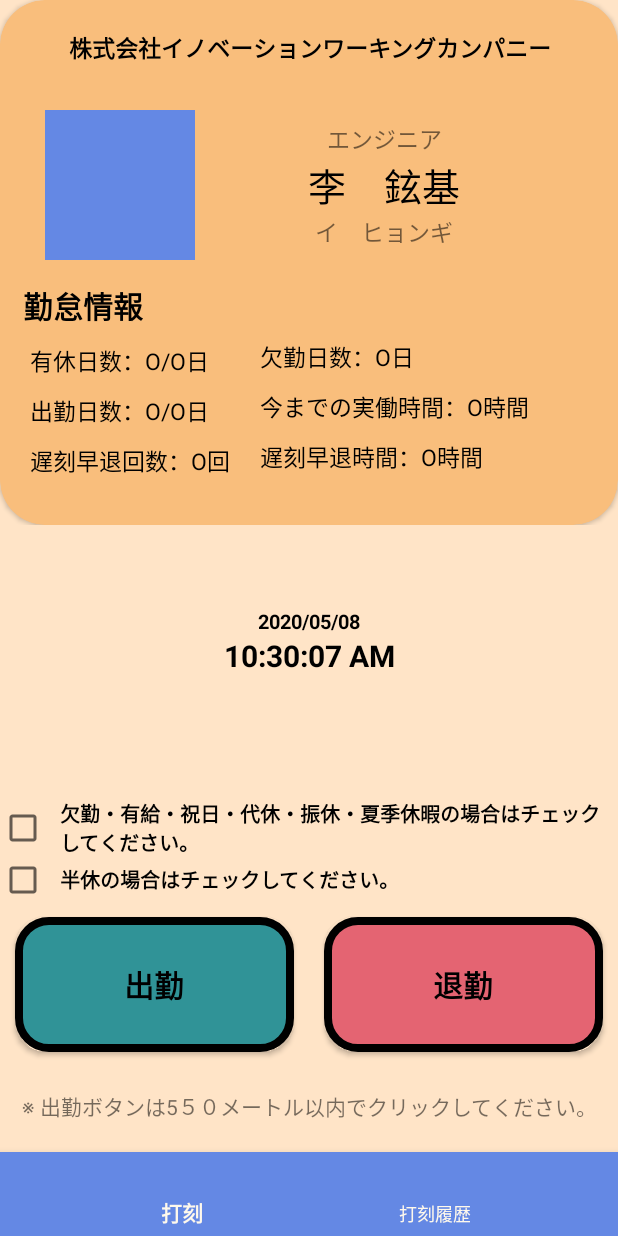
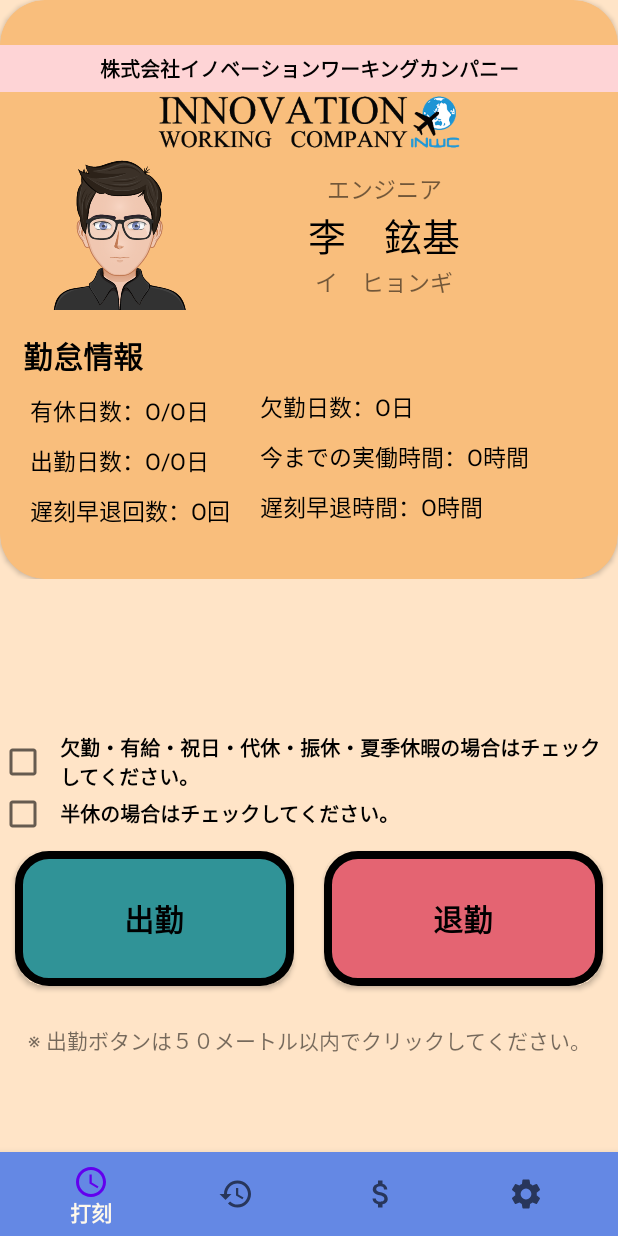
Before and after one commit to MikeHyungiLee/commuting_management_app_kotlin, an Android app: the screen it shows after launch (MainActivity), on a phone screen of 412 x 824 dp. Run offline under Robolectric (Android 15) with nearby library versions, the phone set to English and light mode, and no system bars; our stand-ins replace Firebase (no records; nobody signed in at launch, a user with empty details on screens opened directly), Room's generated code, navigation-ui.

Commit message:
[update] 打刻チェック画面のレイアウトを修正しました。

```diff
--- /dev/null
+++ b/app/src/main/res/drawable/ic_access_time_black.xml
@@ -0,0 +1,4 @@
+<vector android:height="40dp" android:viewportHeight="24.0"
+    android:viewportWidth="24.0" android:width="40dp" xmlns:android="http://schemas.android.com/apk/res/android">
+    <path android:fillColor="#FF000000" android:pathData="M11.99,2C6.47,2 2,6.48 2,12s4.47,10 9.99,10C17.52,22 22,17.52 22,12S17.52,2 11.99,2zM12,20c-4.42,0 -8,-3.58 -8,-8s3.58,-8 8,-8 8,3.58 8,8 -3.58,8 -8,8zM12.5,7H11v6l5.25,3.15 0.75,-1.23 -4.5,-2.67z"/>
+</vector>
--- /dev/null
+++ b/app/src/main/res/drawable/ic_attach_money_black.xml
@@ -0,0 +1,4 @@
+<vector android:height="40dp" android:viewportHeight="24.0"
+    android:viewportWidth="24.0" android:width="40dp" xmlns:android="http://schemas.android.com/apk/res/android">
+    <path android:fillColor="#FF000000" android:pathData="M11.8,10.9c-2.27,-0.59 -3,-1.2 -3,-2.15 0,-1.09 1.01,-1.85 2.7,-1.85 1.78,0 2.44,0.85 2.5,2.1h2.21c-0.07,-1.72 -1.12,-3.3 -3.21,-3.81V3h-3v2.16c-1.94,0.42 -3.5,1.68 -3.5,3.61 0,2.31 1.91,3.46 4.7,4.13 2.5,0.6 3,1.48 3,2.41 0,0.69 -0.49,1.79 -2.7,1.79 -2.06,0 -2.87,-0.92 -2.98,-2.1h-2.2c0.12,2.19 1.76,3.42 3.68,3.83V21h3v-2.15c1.95,-0.37 3.5,-1.5 3.5,-3.55 0,-2.84 -2.43,-3.81 -4.7,-4.4z"/>
+</vector>
--- /dev/null
+++ b/app/src/main/res/drawable/ic_history_black.xml
@@ -0,0 +1,4 @@
+<vector android:height="40dp" android:viewportHeight="24.0"
+    android:viewportWidth="24.0" android:width="40dp" xmlns:android="http://schemas.android.com/apk/res/android">
+    <path android:fillColor="#FF000000" android:pathData="M13,3c-4.97,0 -9,4.03 -9,9L1,12l3.89,3.89 0.07,0.14L9,12L6,12c0,-3.87 3.13,-7 7,-7s7,3.13 7,7 -3.13,7 -7,7c-1.93,0 -3.68,-0.79 -4.94,-2.06l-1.42,1.42C8.27,19.99 10.51,21 13,21c4.97,0 9,-4.03 9,-9s-4.03,-9 -9,-9zM12,8v5l4.28,2.54 0.72,-1.21 -3.5,-2.08L13.5,8L12,8z"/>
+</vector>
--- /dev/null
+++ b/app/src/main/res/drawable/ic_settings_black.xml
@@ -0,0 +1,4 @@
+<vector android:height="40dp" android:viewportHeight="24"
+    android:viewportWidth="24" android:width="40dp" xmlns:android="http://schemas.android.com/apk/res/android">
+    <path android:fillColor="#FF000000" android:pathData="M19.1,12.9a2.8,2.8 0,0 0,0.1 -0.9,2.8 2.8,0 0,0 -0.1,-0.9l2.1,-1.6a0.7,0.7 0,0 0,0.1 -0.6L19.4,5.5a0.7,0.7 0,0 0,-0.6 -0.2l-2.4,1a6.5,6.5 0,0 0,-1.6 -0.9l-0.4,-2.6a0.5,0.5 0,0 0,-0.5 -0.4H10.1a0.5,0.5 0,0 0,-0.5 0.4L9.3,5.4a5.6,5.6 0,0 0,-1.7 0.9l-2.4,-1a0.4,0.4 0,0 0,-0.5 0.2l-2,3.4c-0.1,0.2 0,0.4 0.2,0.6l2,1.6a2.8,2.8 0,0 0,-0.1 0.9,2.8 2.8,0 0,0 0.1,0.9L2.8,14.5a0.7,0.7 0,0 0,-0.1 0.6l1.9,3.4a0.7,0.7 0,0 0,0.6 0.2l2.4,-1a6.5,6.5 0,0 0,1.6 0.9l0.4,2.6a0.5,0.5 0,0 0,0.5 0.4h3.8a0.5,0.5 0,0 0,0.5 -0.4l0.3,-2.6a5.6,5.6 0,0 0,1.7 -0.9l2.4,1a0.4,0.4 0,0 0,0.5 -0.2l2,-3.4c0.1,-0.2 0,-0.4 -0.2,-0.6ZM12,15.6A3.6,3.6 0,1 1,15.6 12,3.6 3.6,0 0,1 12,15.6Z"/>
+</vector>
--- a/app/src/main/res/layout/commuting_time_registration_fragment.xml
+++ b/app/src/main/res/layout/commuting_time_registration_fragment.xml
@@ -34,23 +34,30 @@
                     android:layout_height="wrap_content"
                     android:text="株式会社イノベーションワーキングカンパニー"
                     android:textAlignment="center"
-                    android:layout_marginTop="20dp"
-                    android:textSize="15sp"
+                    android:layout_marginTop="30dp"
+                    android:background="@color/kPalePink"
+                    android:textSize="13sp"
+                    android:padding="5dp"
                     android:textStyle="bold"
                     android:textColor="@color/colorBlack"/>
+
+                    <ImageView
+                        android:layout_width="match_parent"
+                        android:layout_height="40dp"
+                        android:src="@drawable/company_logo"/>
 
                     <LinearLayout
                         android:layout_width="match_parent"
                         android:layout_height="wrap_content"
                         android:orientation="horizontal"
-                        android:layout_marginTop="30dp"
+                        android:layout_marginTop="5dp"
                         android:layout_marginLeft="30dp"
                         android:layout_marginRight="30dp">
 
                         <ImageView
                             android:layout_width="100dp"
                             android:layout_height="100dp"
-                            android:background="@color/kBlue"/>
+                            android:src="@drawable/avatar"/>
 
                         <LinearLayout
                             android:layout_width="match_parent"
@@ -180,29 +187,29 @@
             android:layout_height="wrap_content"
             android:layout_marginTop="15dp"
             android:layout_marginBottom="15dp"
-            android:layout_weight="6"
+            android:layout_weight="3"
             android:gravity="center"
             android:orientation="vertical">
 
-            <TextClock
-                android:id="@+id/textDate"
-                android:layout_width="match_parent"
-                android:layout_height="wrap_content"
-                android:textAlignment="center"
-                android:format12Hour="yyyy/MM/dd"
-                android:textColor="@color/colorBlack"
-                android:textSize="13sp"
-                android:textStyle="bold" />
+<!--            <TextClock-->
+<!--                android:id="@+id/textDate"-->
+<!--                android:layout_width="match_parent"-->
+<!--                android:layout_height="wrap_content"-->
+<!--                android:textAlignment="center"-->
+<!--                android:format12Hour="yyyy/MM/dd"-->
+<!--                android:textColor="@color/colorBlack"-->
+<!--                android:textSize="13sp"-->
+<!--                android:textStyle="bold" />-->
 
-            <TextClock
-                android:id="@+id/textClock"
-                android:layout_width="match_parent"
-                android:layout_height="wrap_content"
-                android:textAlignment="center"
-                android:format12Hour="hh:mm:ss a"
-                android:textColor="@color/colorBlack"
-                android:textSize="20sp"
-                android:textStyle="bold" />
+<!--            <TextClock-->
+<!--                android:id="@+id/textClock"-->
+<!--                android:layout_width="match_parent"-->
+<!--                android:layout_height="wrap_content"-->
+<!--                android:textAlignment="center"-->
+<!--                android:format12Hour="hh:mm:ss a"-->
+<!--                android:textColor="@color/colorBlack"-->
+<!--                android:textSize="20sp"-->
+<!--                android:textStyle="bold" />-->
         </LinearLayout>
 
         <LinearLayout
@@ -287,7 +294,7 @@
             <TextView
                 android:layout_width="match_parent"
                 android:layout_height="wrap_content"
-                android:text="※ 出勤ボタンは5５０メートル以内でクリックしてください。"
+                android:text="※ 出勤ボタンは５０メートル以内でクリックしてください。"
                 android:textSize="14sp"
                 android:textAlignment="center"
                 android:layout_marginTop="15dp">
--- a/app/src/main/res/menu/bottom_nav.xml
+++ b/app/src/main/res/menu/bottom_nav.xml
@@ -2,8 +2,16 @@
 <menu xmlns:android="http://schemas.android.com/apk/res/android">
     <item
         android:id="@+id/commutingTimeRegistrationFragment"
+        android:icon="@drawable/ic_access_time_black"
         android:title="打刻"/>
     <item
         android:id="@+id/commutingTimeHistoryFragment"
+        android:icon="@drawable/ic_history_black"
         android:title="打刻履歴"/>
+    <item
+        android:icon="@drawable/ic_attach_money_black"
+        android:title="給料確認"/>
+    <item
+        android:icon="@drawable/ic_settings_black"
+        android:title="給料確認"/>
 </menu>
```
Also changed, not shown: app/src/main/res/drawable-v24/avatar.png (added), app/src/main/res/drawable/company_logo.png (added).
